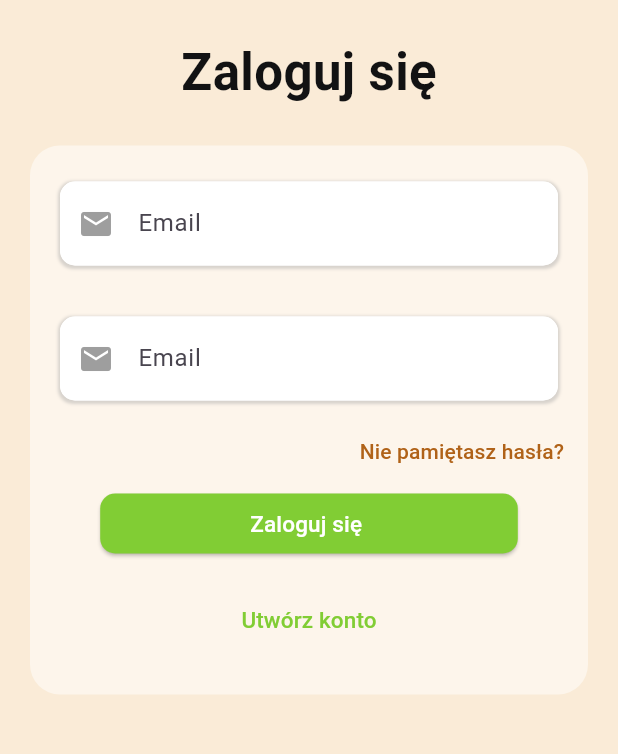
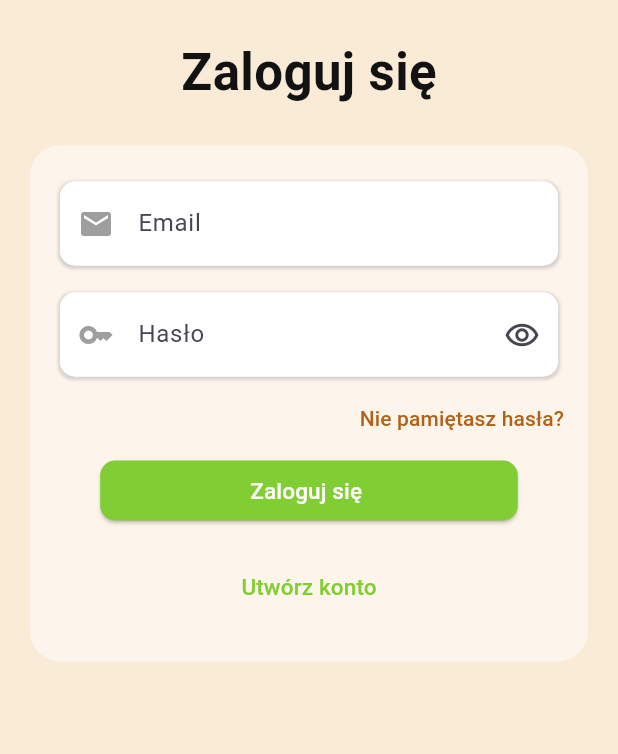
Before and after one commit to patrykdybalski/NOTSY, a Flutter app: the screen it shows after launch, on a phone screen of 412 x 824 dp, the part 420-1174 px from its top. Run offline on Flutter 3.47's test engine with Material 2 defaults, Android fonts, the light colour scheme and no system bars; our stand-ins replace cloud_firestore, dio, firebase_auth, firebase_core, flutter_bloc, flutter_colorpicker and 5 more; accounts and stored records are empty; Roboto replaces fonts that are missing (Domine).

Commit message:
Clear some code functions, like 'spaghetti'

```diff
--- a/lib/app/features/auth/text_fields_login_page.dart
+++ b/lib/app/features/auth/text_fields_login_page.dart
@@ -58,7 +58,7 @@ class TextFieldLogin extends StatelessWidget {
   }
 }
 
-class TextFieldPassword extends StatelessWidget {
+class TextFieldPassword extends StatefulWidget {
   const TextFieldPassword({
     super.key,
     required this.widget,
@@ -67,9 +67,22 @@ class TextFieldPassword extends StatelessWidget {
   final LoginPage widget;
 
   @override
+  State<TextFieldPassword> createState() => _TextFieldPasswordState();
+}
+
+class _TextFieldPasswordState extends State<TextFieldPassword> {
+  bool obscureText = true;
+  // Początkowo hasło jest ukryte
+  void toggleObscureText() {
+    setState(() {
+      obscureText = !obscureText; // Zamienia wartość pomiędzy true i false
+    });
+  }
+
+  @override
   Widget build(BuildContext context) {
     return Padding(
-      padding: const EdgeInsets.fromLTRB(16, 24, 16, 10),
+      padding: const EdgeInsets.fromLTRB(16, 8, 16, 4),
       child: Container(
         decoration: BoxDecoration(
           color: Colors.white,
@@ -84,16 +97,26 @@ class TextFieldPassword extends StatelessWidget {
           ],
         ),
         child: TextField(
-          controller: widget.passwordController,
+          controller: widget.widget.passwordController,
           keyboardType: TextInputType.text,
+          obscureText: obscureText,
+          obscuringCharacter: '*',
           decoration: InputDecoration(
+            focusColor: Colors.amber,
             filled: true,
-            hintText: 'Email',
-            prefixIcon: const Icon(Icons.email),
-            prefixIconColor: MaterialStateColor.resolveWith(
-              (states) => states.contains(MaterialState.focused)
-                  ? AppColors.greenLogoColor
-                  : Colors.grey,
+            hintText: 'Hasło',
+            prefixIcon: const Icon(Icons.key),
+            prefixIconColor: MaterialStateColor.resolveWith((states) =>
+                states.contains(MaterialState.focused)
+                    ? Colors.amber
+                    : Colors.grey),
+            suffixIcon: IconButton(
+              icon: Icon(obscureText
+                  ? Icons.remove_red_eye_outlined
+                  : Icons.remove_red_eye), // Ikona do przycisku
+              onPressed: () {
+                toggleObscureText();
+              },
             ),
             fillColor: Colors.white,
             border: OutlineInputBorder(
@@ -113,82 +136,3 @@ class TextFieldPassword extends StatelessWidget {
     );
   }
 }
-
-// class TextFieldPassword extends StatefulWidget {
-//   const TextFieldPassword({
-//     super.key,
-//     required this.widget,
-//   });
-
-//   final LoginPage widget;
-
-//   @override
-//   State<TextFieldPassword> createState() => _TextFieldPasswordState();
-// }
-
-// class _TextFieldPasswordState extends State<TextFieldPassword> {
-//   bool obscureText = true;
-//   // Początkowo hasło jest ukryte
-//   void toggleObscureText() {
-//     setState(() {
-//       obscureText = !obscureText; // Zamienia wartość pomiędzy true i false
-//     });
-//   }
-
-//   @override
-//   Widget build(BuildContext context) {
-//     return Padding(
-//       padding: const EdgeInsets.fromLTRB(16, 8, 16, 4),
-//       child: Container(
-//         decoration: BoxDecoration(
-//           color: Colors.white,
-//           borderRadius: BorderRadius.circular(10),
-//           boxShadow: [
-//             BoxShadow(
-//               blurRadius: 1,
-//               spreadRadius: 1,
-//               offset: const Offset(0, 1.0),
-//               color: Colors.grey.withOpacity(0.4),
-//             )
-//           ],
-//         ),
-//         child: TextField(
-//           controller: widget.widget.passwordController,
-//           keyboardType: TextInputType.text,
-//           obscureText: obscureText,
-//           obscuringCharacter: '*',
-//           decoration: InputDecoration(
-//             focusColor: Colors.amber,
-//             filled: true,
-//             hintText: 'Hasło',
-//             prefixIcon: const Icon(Icons.key),
-//             prefixIconColor: MaterialStateColor.resolveWith((states) =>
-//                 states.contains(MaterialState.focused)
-//                     ? Colors.amber
-//                     : Colors.grey),
-//             suffixIcon: IconButton(
-//               icon: Icon(obscureText
-//                   ? Icons.remove_red_eye_outlined
-//                   : Icons.remove_red_eye), // Ikona do przycisku
-//               onPressed: () {
-//                 toggleObscureText();
-//               },
-//             ),
-//             fillColor: Colors.white,
-//             border: OutlineInputBorder(
-//               borderRadius: BorderRadius.circular(10),
-//               borderSide: BorderSide.none,
-//             ),
-//             focusedBorder: OutlineInputBorder(
-//               borderRadius: BorderRadius.circular(10),
-//               borderSide: const BorderSide(
-//                 color: AppColors.greenLoginColor,
-//                 width: 0.6,
-//               ),
-//             ),
-//           ),
-//         ),
-//       ),
-//     );
-//   }
-// }
```
Also changed, not shown: lib/app/features/home/pages/calendar_page/add_event_dialog/add_event_dialog.dart (+6 -5 lines), lib/app/features/home/pages/notes_page/notes_page.dart (+4 -32 lines), lib/app/features/home/pages/notes_page/screens/general_notes/general_notes.dart (+5 -3 lines).
